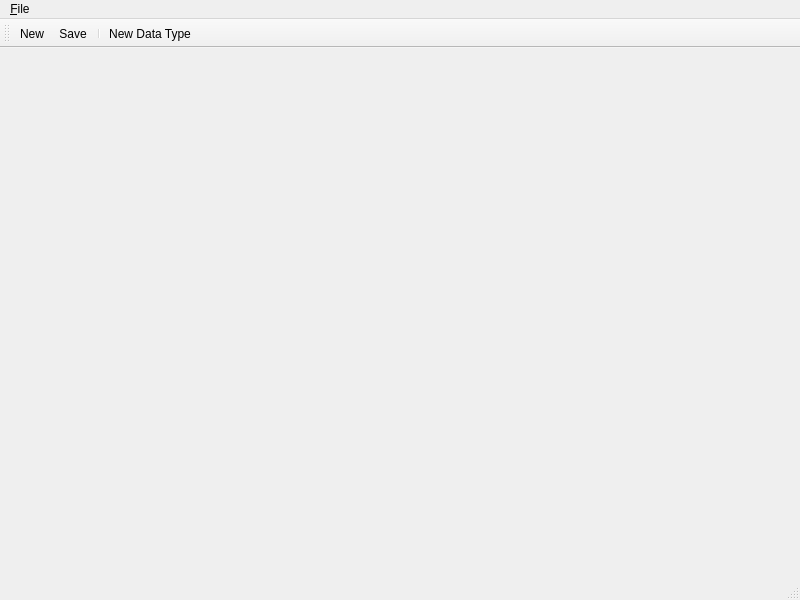
Qt form mainwindow.ui (fritzone/ddm) before a commit.
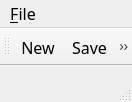
The same form after that commit. Icons and pictures are not drawn.

```diff
--- a/mainwindow.ui
+++ b/mainwindow.ui
@@ -6,10 +6,16 @@
    <rect>
     <x>0</x>
     <y>0</y>
-    <width>800</width>
-    <height>600</height>
+    <width>132</width>
+    <height>102</height>
    </rect>
   </property>
+  <property name="font">
+   <font>
+    <family>Sans Serif</family>
+    <pointsize>12</pointsize>
+   </font>
+  </property>
   <property name="windowTitle">
    <string>MainWindow</string>
   </property>
@@ -19,8 +25,8 @@
     <rect>
      <x>0</x>
      <y>0</y>
-     <width>800</width>
-     <height>21</height>
+     <width>132</width>
+     <height>27</height>
     </rect>
    </property>
    <widget class="QMenu" name="menu_File">
```
Left out of the diff: 10 changed lines with no effect on the pictures.
